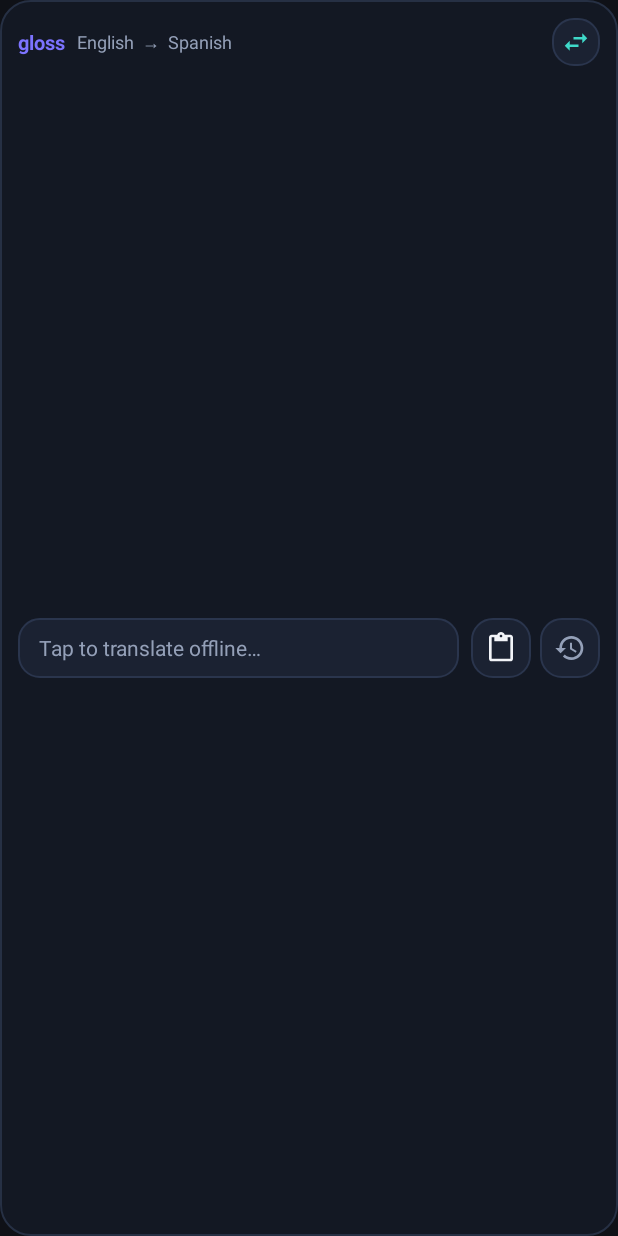
After one commit to ADPer0705/gloss, an Android app built with Jetpack Compose: the layout widget_quick_translate.xml on its own in the app's theme, with its tools: preview values and no code run, on a phone screen of 412 x 824 dp. The commit adds this screen. Run offline under Robolectric (Android 15) with nearby library versions, the phone set to English and light mode, and no system bars.

Commit message:
Feat: add home screen widgets and HF download tracking

```diff
--- a/app/build.gradle.kts
+++ b/app/build.gradle.kts
@@ -15,8 +15,8 @@ android {
         applicationId = "rocks.dearanayji.gloss"
         minSdk = 24
         targetSdk = 36
-        versionCode = (System.getenv("VERSION_CODE")?.toIntOrNull()) ?: 2
-        versionName = System.getenv("VERSION_NAME") ?: "2.0.0"
+        versionCode = (System.getenv("VERSION_CODE")?.toIntOrNull()) ?: 3
+        versionName = System.getenv("VERSION_NAME") ?: "2.1.0"
 
         testInstrumentationRunner = "androidx.test.runner.AndroidJUnitRunner"
 
--- a/app/src/main/java/rocks/dearanayji/gloss/model/ModelCatalog.kt
+++ b/app/src/main/java/rocks/dearanayji/gloss/model/ModelCatalog.kt
@@ -12,9 +12,10 @@ data class ModelFileSpec(
  */
 object ModelCatalog {
     const val REPO_ID = "ADPer/nllb-200-distilled-600M-mobile"
-    const val PINNED_REVISION = "7339939c0b80d2228236f9111c0de1bd22d03b11"
+    const val PINNED_REVISION = "c998583de40ac4331dce8e8d7254d4456696133a"
     const val REPO_URL = "https://huggingface.co/$REPO_ID"
     const val RESOLVE_BASE_URL = "https://huggingface.co/$REPO_ID/resolve/$PINNED_REVISION"
+    const val CONFIG_URL = "$RESOLVE_BASE_URL/config.json"
 
     const val MODEL_DISPLAY_NAME = "NLLB-200 distilled 600M (INT8 Mobile)"
     const val LICENSE_NAME = "CC-BY-NC-4.0"
--- /dev/null
+++ b/app/src/main/res/drawable/bg_widget_card.xml
@@ -0,0 +1,9 @@
+<?xml version="1.0" encoding="utf-8"?>
+<shape xmlns:android="http://schemas.android.com/apk/res/android"
+    android:shape="rectangle">
+    <solid android:color="#131823" />
+    <stroke
+        android:width="1dp"
+        android:color="#263044" />
+    <corners android:radius="20dp" />
+</shape>
--- /dev/null
+++ b/app/src/main/res/drawable/bg_widget_pill.xml
@@ -0,0 +1,9 @@
+<?xml version="1.0" encoding="utf-8"?>
+<shape xmlns:android="http://schemas.android.com/apk/res/android"
+    android:shape="rectangle">
+    <solid android:color="#1B2232" />
+    <stroke
+        android:width="1dp"
+        android:color="#2A354D" />
+    <corners android:radius="14dp" />
+</shape>
--- /dev/null
+++ b/app/src/main/res/drawable/ic_widget_history.xml
@@ -0,0 +1,9 @@
+<vector xmlns:android="http://schemas.android.com/apk/res/android"
+    android:width="24dp"
+    android:height="24dp"
+    android:viewportWidth="24"
+    android:viewportHeight="24">
+    <path
+        android:fillColor="#94A0B8"
+        android:pathData="M13,3c-4.97,0 -9,4.03 -9,9H1l3.89,3.89 0.07,0.14L9,12H6c0,-3.87 3.13,-7 7,-7s7,3.13 7,7 -3.13,7 -7,7c-1.93,0 -3.68,-0.79 -4.94,-2.06l-1.42,1.42C8.27,19.99 10.51,21 13,21c4.97,0 9,-4.03 9,-9s-4.03,-9 -9,-9zm-1,5v5l4.28,2.54 0.72,-1.21 -3.5,-2.08V8H12z" />
+</vector>
--- /dev/null
+++ b/app/src/main/res/drawable/ic_widget_paste.xml
@@ -0,0 +1,9 @@
+<vector xmlns:android="http://schemas.android.com/apk/res/android"
+    android:width="24dp"
+    android:height="24dp"
+    android:viewportWidth="24"
+    android:viewportHeight="24">
+    <path
+        android:fillColor="#F2F4F8"
+        android:pathData="M19,2h-4.18C14.4,0.84 13.3,0 12,0c-1.3,0 -2.4,0.84 -2.82,2H5c-1.1,0 -2,0.9 -2,2v16c0,1.1 0.9,2 2,2h14c1.1,0 2,-0.9 2,-2V4c0,-1.1 -0.9,-2 -2,-2zm-7,0c0.55,0 1,0.45 1,1s-0.45,1 -1,1 -1,-0.45 -1,-1 0.45,-1 1,-1zm7,18H5V4h2v3h10V4h2v16z" />
+</vector>
--- /dev/null
+++ b/app/src/main/res/drawable/ic_widget_swap.xml
@@ -0,0 +1,9 @@
+<vector xmlns:android="http://schemas.android.com/apk/res/android"
+    android:width="24dp"
+    android:height="24dp"
+    android:viewportWidth="24"
+    android:viewportHeight="24">
+    <path
+        android:fillColor="#3FD9C9"
+        android:pathData="M6.99,11L3,15l3.99,4v-3H14v-2H6.99v-3zM21,9l-3.99,-4v3H10v2h7.01v3L21,9z" />
+</vector>
--- /dev/null
+++ b/app/src/main/res/layout/widget_quick_translate.xml
@@ -0,0 +1,93 @@
+<?xml version="1.0" encoding="utf-8"?>
+<LinearLayout xmlns:android="http://schemas.android.com/apk/res/android"
+    android:id="@+id/widget_root"
+    android:layout_width="match_parent"
+    android:layout_height="match_parent"
+    android:background="@drawable/bg_widget_card"
+    android:orientation="vertical"
+    android:padding="12dp">
+
+    <LinearLayout
+        android:layout_width="match_parent"
+        android:layout_height="wrap_content"
+        android:gravity="center_vertical"
+        android:orientation="horizontal">
+
+        <TextView
+            android:layout_width="wrap_content"
+            android:layout_height="wrap_content"
+            android:text="gloss"
+            android:textColor="#7C73FF"
+            android:textSize="13sp"
+            android:textStyle="bold" />
+
+        <TextView
+            android:id="@+id/widget_lang_pair"
+            android:layout_width="0dp"
+            android:layout_height="wrap_content"
+            android:layout_marginStart="8dp"
+            android:layout_weight="1"
+            android:ellipsize="end"
+            android:maxLines="1"
+            android:text="English  →  Spanish"
+            android:textColor="#94A0B8"
+            android:textSize="12sp" />
+
+        <ImageButton
+            android:id="@+id/widget_btn_swap"
+            android:layout_width="32dp"
+            android:layout_height="32dp"
+            android:background="@drawable/bg_widget_pill"
+            android:contentDescription="Swap languages"
+            android:padding="6dp"
+            android:scaleType="centerInside"
+            android:src="@drawable/ic_widget_swap" />
+    </LinearLayout>
+
+    <LinearLayout
+        android:layout_width="match_parent"
+        android:layout_height="0dp"
+        android:layout_marginTop="8dp"
+        android:layout_weight="1"
+        android:gravity="center_vertical"
+        android:orientation="horizontal">
+
+        <TextView
+            android:id="@+id/widget_btn_translate"
+            android:layout_width="0dp"
+            android:layout_height="40dp"
+            android:layout_weight="1"
+            android:background="@drawable/bg_widget_pill"
+            android:ellipsize="end"
+            android:gravity="center_vertical"
+            android:maxLines="1"
+            android:paddingStart="14dp"
+            android:paddingEnd="14dp"
+            android:text="Tap to translate offline…"
+            android:textColor="#94A0B8"
+            android:textSize="14sp" />
+
+        <ImageButton
+            android:id="@+id/widget_btn_paste"
+            android:layout_width="40dp"
+            android:layout_height="40dp"
+            android:layout_marginStart="8dp"
+            android:background="@drawable/bg_widget_pill"
+            android:contentDescription="Paste and translate"
+            android:padding="9dp"
+            android:scaleType="centerInside"
+            android:src="@drawable/ic_widget_paste" />
+
+        <ImageButton
+            android:id="@+id/widget_btn_history"
+            android:layout_width="40dp"
+            android:layout_height="40dp"
+            android:layout_marginStart="6dp"
+            android:background="@drawable/bg_widget_pill"
+            android:contentDescription="Recent phrases"
+            android:padding="9dp"
+            android:scaleType="centerInside"
+            android:src="@drawable/ic_widget_history" />
+    </LinearLayout>
+
+</LinearLayout>
--- a/app/src/main/res/values/strings.xml
+++ b/app/src/main/res/values/strings.xml
@@ -1,4 +1,8 @@
 <?xml version="1.0" encoding="utf-8"?>
 <resources>
     <string name="app_name">Gloss</string>
+    <string name="widget_quick_label">Quick Translate</string>
+    <string name="widget_quick_description">Quickly translate offline, paste from clipboard, or swap languages from your home screen.</string>
+    <string name="widget_phrases_label">Recent Phrases</string>
+    <string name="widget_phrases_description">View recent offline translations and tap any phrase to study words.</string>
 </resources>
```
Also changed, not shown: app/src/main/AndroidManifest.xml (+26 -0 lines), app/src/main/java/rocks/dearanayji/gloss/MainActivity.kt (+60 -1 lines), app/src/main/java/rocks/dearanayji/gloss/data/PreferencesStore.kt (+17 -1 lines), app/src/main/java/rocks/dearanayji/gloss/model/ModelManager.kt (+19 -1 lines), app/src/main/java/rocks/dearanayji/gloss/ui/MainScreen.kt (+9 -1 lines), app/src/main/java/rocks/dearanayji/gloss/ui/MainViewModel.kt (+20 -0 lines), app/src/main/java/rocks/dearanayji/gloss/widget/GlossWidgetActions.kt (added, +41 -0 lines), app/src/main/java/rocks/dearanayji/gloss/widget/GlossWidgets.kt (added, +189 -0 lines), app/src/main/res/layout/widget_recent_phrases.xml (added, +174 -0 lines), app/src/main/res/xml/widget_quick_translate_info.xml (added, +13 -0 lines), app/src/main/res/xml/widget_recent_phrases_info.xml (added, +13 -0 lines).
